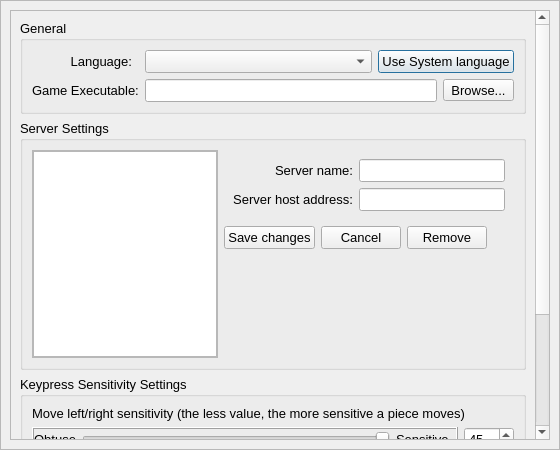
Before: the Qt Designer form TOPLauncher/DlgSettings.ui in BSoD-Ultimate/TOPLauncher, drawn with Qt 5.
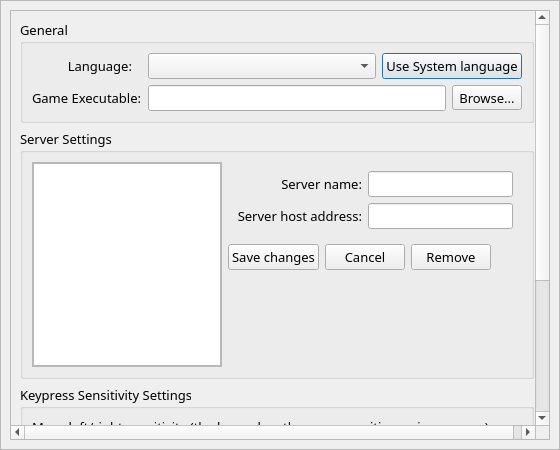
After: the same form once the commit is applied. Icons and pictures are not drawn.

Diff of the .ui file:
```diff
--- a/TOPLauncher/DlgSettings.ui
+++ b/TOPLauncher/DlgSettings.ui
@@ -30,7 +30,11 @@
   </property>
   <property name="font">
    <font>
+    <family>Tahoma,9pt 宋体</family>
     <pointsize>10</pointsize>
+    <weight>50</weight>
+    <italic>false</italic>
+    <bold>false</bold>
    </font>
   </property>
   <property name="windowTitle">
```
Left out of the diff: 2 changed lines with no effect on the pictures.
